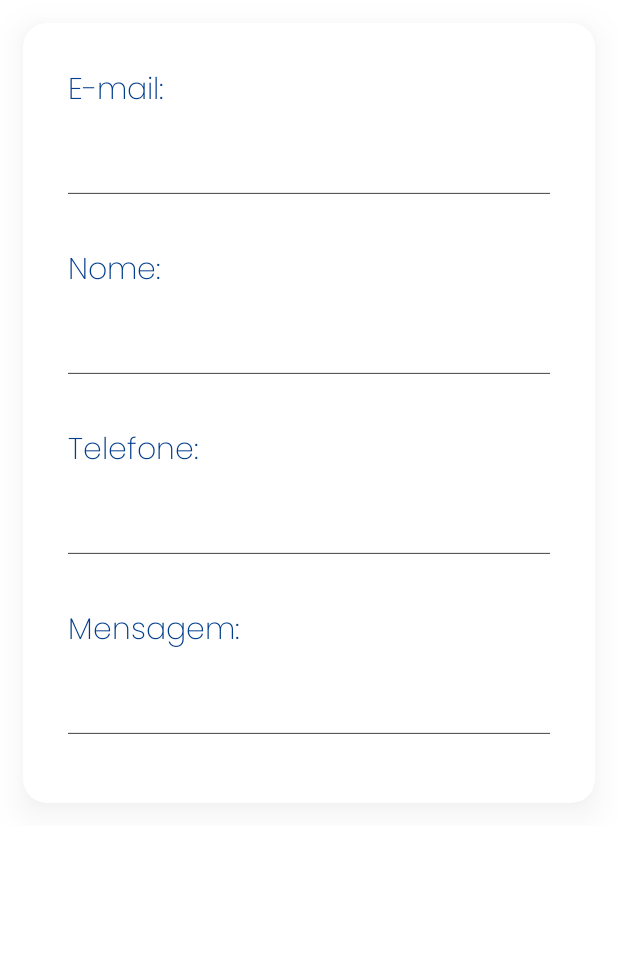
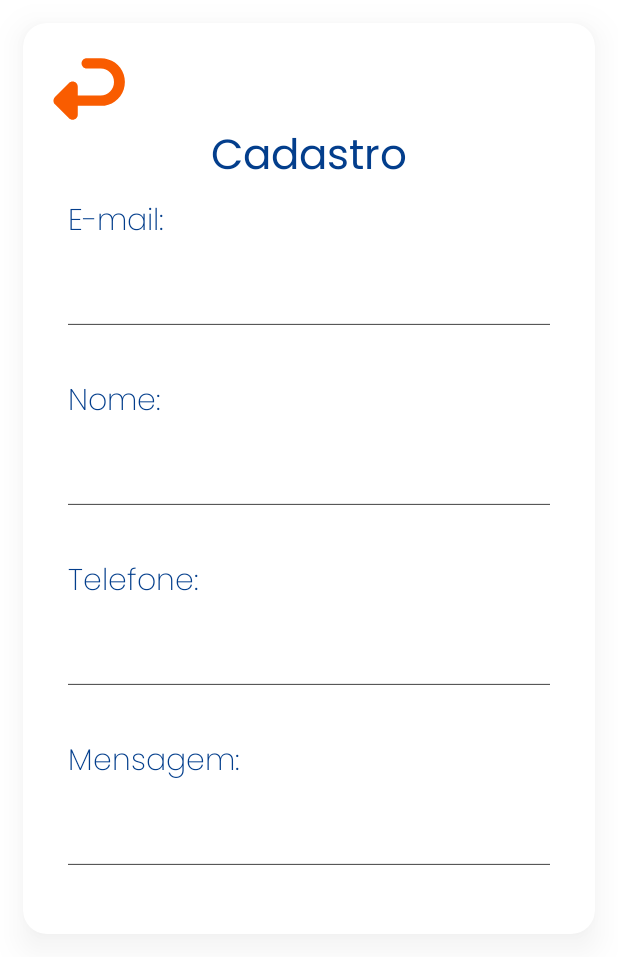
Before and after one commit to ArchFacts/App-Mobile, an Android app built with Jetpack Compose: the @Preview function FormContainerPreview, on a phone screen of 412 x 824 dp. Shown: the top 974 px of the screen. Run offline under Robolectric (Android 15) with nearby library versions, the phone set to English and light mode, and no system bars; 1 statement that could not run was skipped.

Commit message:
changing component FormContainer to be more flexible and allow passowrds

```diff
--- a/app/build.gradle.kts
+++ b/app/build.gradle.kts
@@ -40,7 +40,7 @@ android {
 }
 
 dependencies {
-
+//    implementation("androix.compose.material:material-icons-extended:1.5.0")
     implementation(libs.androidx.core.ktx)
     implementation(libs.androidx.lifecycle.runtime.ktx)
     implementation(libs.androidx.activity.compose)
--- a/app/src/main/java/com/example/archfacts_app_web/components/FormContainer.kt
+++ b/app/src/main/java/com/example/archfacts_app_web/components/FormContainer.kt
@@ -1,12 +1,22 @@
 package com.example.archfacts_app_web.components
 
+import androidx.compose.foundation.ExperimentalFoundationApi
+import androidx.compose.foundation.Image
+import androidx.compose.foundation.clickable
+import androidx.compose.foundation.layout.Arrangement
 import androidx.compose.foundation.layout.Box
 import androidx.compose.foundation.layout.Column
+import androidx.compose.foundation.layout.Row
 import androidx.compose.foundation.layout.Spacer
 import androidx.compose.foundation.layout.fillMaxWidth
 import androidx.compose.foundation.layout.height
 import androidx.compose.foundation.layout.padding
+import androidx.compose.foundation.layout.size
 import androidx.compose.foundation.shape.RoundedCornerShape
+import androidx.compose.foundation.text2.BasicSecureTextField
+import androidx.compose.foundation.text2.input.TextFieldState
+import androidx.compose.foundation.text2.input.TextObfuscationMode
+import androidx.compose.foundation.text2.input.rememberTextFieldState
 import androidx.compose.material3.HorizontalDivider
 import androidx.compose.material3.Surface
 import androidx.compose.material3.Text
@@ -23,22 +33,30 @@ import androidx.compose.ui.draw.shadow
 import androidx.compose.ui.graphics.Color
 import androidx.compose.ui.graphics.RectangleShape
 import androidx.compose.ui.graphics.Shape
+import androidx.compose.ui.graphics.painter.Painter
+import androidx.compose.ui.res.painterResource
 import androidx.compose.ui.text.TextStyle
 import androidx.compose.ui.text.font.FontWeight
 import androidx.compose.ui.tooling.preview.Preview
 import androidx.compose.ui.unit.dp
 import androidx.compose.ui.unit.sp
+import com.example.archfacts_app_web.R
 import com.example.archfacts_app_web.ui.theme.ArchBlue
 import com.example.archfacts_app_web.ui.theme.Poppins
 
 data class FormInput(
     val label: String,
-    val placeholder: String
+    val placeholder: String,
+    val isPassword: Boolean = false,
 )
 
+@OptIn(ExperimentalFoundationApi::class)
 @Composable
-fun FormInputField(label: String, placeholder: String) {
+fun FormInputField(label: String, placeholder: String, isPassword: Boolean) {
     var text: String by remember { mutableStateOf("") }
+    var senhaVisivel by remember { mutableStateOf(false) }
+
+    val textFieldState = rememberTextFieldState()
 
     Column(modifier = Modifier.padding(10.dp)) {
         Text(
@@ -54,6 +72,20 @@ fun FormInputField(label: String, placeholder: String) {
                 .fillMaxWidth()
                 .padding(bottom = 8.dp)
         ) {
+            if (isPassword) {
+                BasicSecureTextField(
+                    state = remember { TextFieldState() },
+                    textObfuscationMode = if (senhaVisivel) {
+                        TextObfuscationMode.Visible
+                    } else {
+                        TextObfuscationMode.RevealLastTyped
+                    },
+                    modifier = Modifier.fillMaxWidth(),
+                    placeholder = { Text(placeholder) },
+                    textStyle = TextStyle(fontSize = 16.sp),
+                )
+            }
+
             TextField(
                 value = text,
                 onValueChange = { text = it },
@@ -87,7 +119,12 @@ fun FormInputField(label: String, placeholder: String) {
 }
 
 @Composable
-fun FormContainer(inputs: List<FormInput>, shape: Shape = RectangleShape) {
+fun FormContainer(
+    inputs: List<FormInput>, shape: Shape = RectangleShape,
+    title: String? = null,
+    mostrarSeta: Boolean = false,
+    cliqueSeta: () -> Unit = {},
+) {
     Surface(
         modifier = Modifier
             .fillMaxWidth()
@@ -102,9 +139,36 @@ fun FormContainer(inputs: List<FormInput>, shape: Shape = RectangleShape) {
         shape = RoundedCornerShape(16.dp),
         color = Color.White,
     ) {
-        Column(modifier = Modifier.padding(20.dp)) {
+        Column(
+            modifier = Modifier.padding(20.dp),
+            horizontalAlignment = Alignment.CenterHorizontally
+        ) {
+
+            if (title != null && mostrarSeta) {
+                Row(modifier = Modifier.fillMaxWidth()) {
+                    Image(painter = painterResource(id = R.drawable.return_arrow),
+                        contentDescription = "Voltar",
+                        modifier = Modifier
+                            .size(48.dp)
+                            .clickable { cliqueSeta() }
+                            .fillMaxWidth())
+                }
+                Row {
+                    Text(
+                        text = title,
+                        color = ArchBlue,
+                        fontSize = 28.sp,
+                        fontFamily = Poppins,
+                        fontWeight = FontWeight.Medium,
+                    )
+                }
+            }
+
             inputs.forEach { input ->
-                FormInputField(input.label, input.placeholder)
+                FormInputField(
+                    input.label, input.placeholder,
+                    isPassword = input.isPassword
+                )
                 Spacer(modifier = Modifier.height(8.dp))
             }
         }
@@ -119,8 +183,7 @@ fun FormContainerPreview() {
         FormInput(label = "Nome:", placeholder = ""),
         FormInput(label = "Telefone:", placeholder = ""),
         FormInput(label = "Mensagem:", placeholder = "")
-
     )
 
-    FormContainer(inputs = inputs)
+    FormContainer(inputs = inputs, title = "Cadastro", mostrarSeta = true)
 }
--- a/app/src/main/java/com/example/archfacts_app_web/screens/FooterSection.kt
+++ b/app/src/main/java/com/example/archfacts_app_web/screens/FooterSection.kt
@@ -127,6 +127,6 @@ fun FooterSection() {
 
 @Preview(showBackground = true)
 @Composable
-private fun FooterPreview() {
+fun FooterSectionPreview() {
     FooterSection()
 }
--- a/app/src/main/java/com/example/archfacts_app_web/screens/HeroSection.kt
+++ b/app/src/main/java/com/example/archfacts_app_web/screens/HeroSection.kt
@@ -42,7 +42,7 @@ fun HeroSection() {
         )
     }
 
-    Column() {
+    Column(modifier = Modifier.fillMaxSize()) {
         Navbar()
 
         Spacer(modifier = Modifier.weight(0.45f))
--- a/app/src/main/java/com/example/archfacts_app_web/screens/Register.kt
+++ b/app/src/main/java/com/example/archfacts_app_web/screens/Register.kt
@@ -3,6 +3,7 @@ package com.example.archfacts_app_web.screens
 import androidx.compose.foundation.background
 import androidx.compose.foundation.layout.Column
 import androidx.compose.material3.Surface
+import androidx.compose.material3.Text
 import androidx.compose.runtime.Composable
 import androidx.compose.ui.Modifier
 import androidx.compose.ui.graphics.Color
--- a/app/src/main/java/com/example/archfacts_app_web/screens/RoleSection.kt
+++ b/app/src/main/java/com/example/archfacts_app_web/screens/RoleSection.kt
@@ -35,6 +35,6 @@ fun RoleSection(modifier: Modifier = Modifier) {
 
 @Preview
 @Composable
-private fun RoleSectionPreview() {
+fun RoleSectionPreview() {
     RoleSection()
 }
--- a/app/src/main/java/com/example/archfacts_app_web/screens/SolutionSection.kt
+++ b/app/src/main/java/com/example/archfacts_app_web/screens/SolutionSection.kt
@@ -44,6 +44,6 @@ fun SolutionSection() {
 
 @Preview
 @Composable
-private fun SolutionSectionPreview() {
+fun SolutionSectionPreview() {
     SolutionSection()
 }
```
Also changed, not shown: app/src/main/java/com/example/archfacts_app_web/screens/Home.kt (+67 -2 lines).
